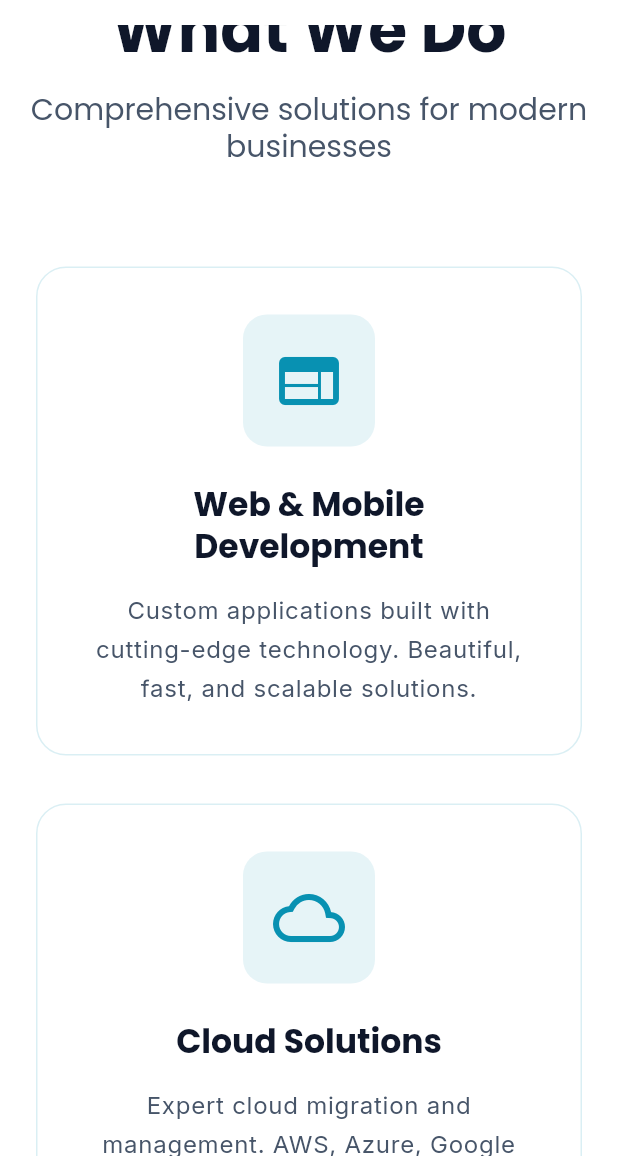
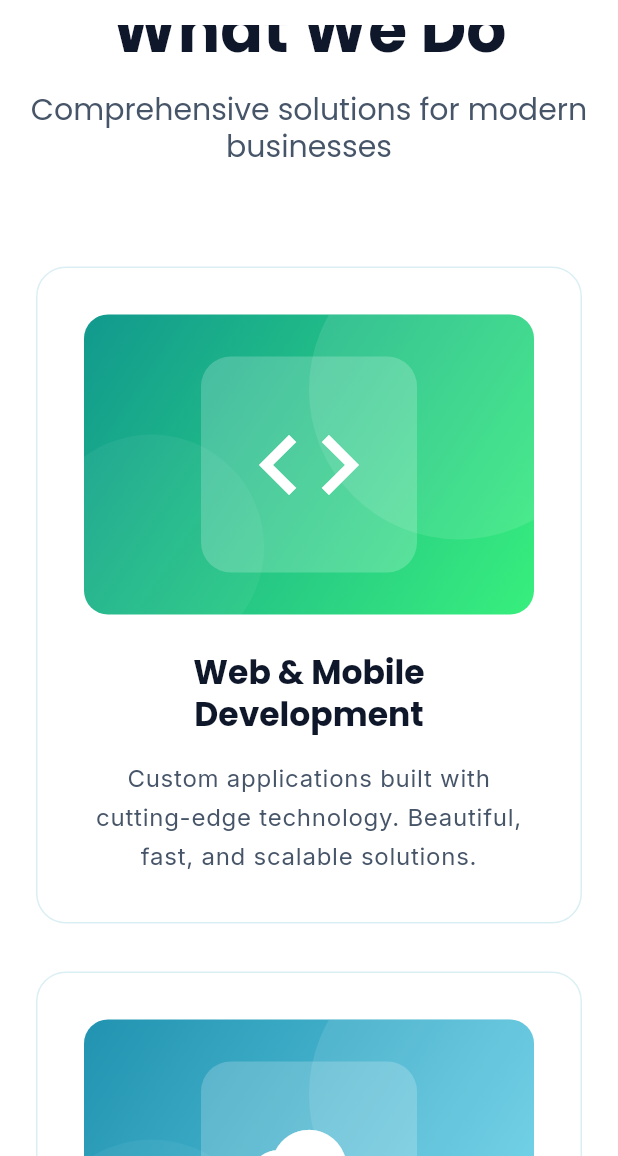
Before and after one commit to mahboob-alam/psei-australia, a Flutter app: the screen it shows after launch, scrolled down 1152 dp, on a phone screen of 412 x 824 dp, the part 80-1236 px from its top. Run offline on Flutter 3.47's test engine with Material 3 defaults, Android fonts, the light colour scheme and no system bars; our stand-ins replace google_fonts, url_strategy.

Commit message:
feat: add beautiful hero images and fix missing icons with offline-first approach

```diff
--- a/lib/pages/about_page.dart
+++ b/lib/pages/about_page.dart
@@ -1,6 +1,7 @@
 import 'package:flutter/material.dart';
 import '../app_theme.dart';
 import '../utils/responsive.dart';
+import '../widgets/hero_image.dart';
 
 class AboutPage extends StatelessWidget {
   const AboutPage({super.key});
@@ -50,6 +51,15 @@ class AboutPage extends StatelessWidget {
       ),
       child: Column(
         children: [
+          // Add hero image
+          ConstrainedBox(
+            constraints: const BoxConstraints(maxWidth: 800),
+            child: const HeroImage(
+              type: 'about',
+              height: 300,
+            ),
+          ),
+          const SizedBox(height: 32),
           Text(
             'About PSEI Australia',
             style: Theme.of(context).textTheme.displayMedium,
--- a/lib/pages/contact_page.dart
+++ b/lib/pages/contact_page.dart
@@ -2,6 +2,7 @@ import 'package:flutter/material.dart';
 import 'package:url_launcher/url_launcher.dart';
 import '../app_theme.dart';
 import '../utils/responsive.dart';
+import '../widgets/hero_image.dart';
 
 class ContactPage extends StatefulWidget {
   const ContactPage({super.key});
@@ -63,6 +64,15 @@ class _ContactPageState extends State<ContactPage> {
       ),
       child: Column(
         children: [
+          // Add hero image
+          ConstrainedBox(
+            constraints: const BoxConstraints(maxWidth: 600),
+            child: const HeroImage(
+              type: 'contact',
+              height: 250,
+            ),
+          ),
+          const SizedBox(height: 32),
           Text(
             'Get In Touch',
             style: Theme.of(context).textTheme.displayMedium,
--- a/lib/pages/home_page.dart
+++ b/lib/pages/home_page.dart
@@ -1,6 +1,7 @@
 import 'package:flutter/material.dart';
 import '../app_theme.dart';
 import '../utils/responsive.dart';
+import '../widgets/hero_image.dart';
 
 class HomePage extends StatelessWidget {
   const HomePage({super.key});
@@ -261,18 +262,21 @@ class HomePage extends StatelessWidget {
         'title': 'Web & Mobile Development',
         'description':
             'Custom applications built with cutting-edge technology. Beautiful, fast, and scalable solutions.',
+        'imageType': 'development',
       },
       {
         'icon': Icons.cloud_outlined,
         'title': 'Cloud Solutions',
         'description':
             'Expert cloud migration and management. AWS, Azure, Google Cloud. Secure and cost-effective.',
+        'imageType': 'cloud',
       },
       {
         'icon': Icons.analytics_outlined,
         'title': 'Data Analytics',
         'description':
             'Turn data into insights. Warehousing, reporting, and business intelligence solutions.',
+        'imageType': 'analytics',
       },
     ];
 
@@ -312,17 +316,10 @@ class HomePage extends StatelessWidget {
         padding: const EdgeInsets.all(32.0),
         child: Column(
           children: [
-            Container(
-              padding: const EdgeInsets.all(20),
-              decoration: BoxDecoration(
-                color: AppTheme.primary.withOpacity(0.1),
-                borderRadius: BorderRadius.circular(16),
-              ),
-              child: Icon(
-                service['icon'] as IconData,
-                size: 48,
-                color: AppTheme.primary,
-              ),
+            // Add hero image
+            HeroImage(
+              type: service['imageType'] as String,
+              height: 200,
             ),
             const SizedBox(height: 24),
             Text(
--- a/lib/pages/services_page.dart
+++ b/lib/pages/services_page.dart
@@ -1,6 +1,7 @@
 import 'package:flutter/material.dart';
 import '../app_theme.dart';
 import '../utils/responsive.dart';
+import '../widgets/hero_image.dart';
 
 class ServicesPage extends StatelessWidget {
   const ServicesPage({super.key});
@@ -141,17 +142,14 @@ class ServicesPage extends StatelessWidget {
             child: Column(
               crossAxisAlignment: CrossAxisAlignment.start,
               children: [
-                Container(
-                  padding: const EdgeInsets.all(16),
-                  decoration: BoxDecoration(
-                    color: AppTheme.primary.withOpacity(0.1),
-                    borderRadius: BorderRadius.circular(12),
-                  ),
-                  child: Icon(
-                    service['icon'] as IconData,
-                    size: 40,
-                    color: AppTheme.primary,
-                  ),
+                // Add hero image based on service type
+                HeroImage(
+                  type: service['icon'] == Icons.web
+                      ? 'development'
+                      : service['icon'] == Icons.cloud_outlined
+                          ? 'cloud'
+                          : 'analytics',
+                  height: 180,
                 ),
                 const SizedBox(height: 24),
                 Text(
--- /dev/null
+++ b/lib/widgets/hero_image.dart
@@ -0,0 +1,156 @@
+import 'package:flutter/material.dart';
+import '../app_theme.dart';
+
+class HeroImage extends StatelessWidget {
+  final String type; // 'hero', 'services', 'about', 'contact', 'analytics'
+  final double? height;
+
+  const HeroImage({
+    super.key,
+    required this.type,
+    this.height,
+  });
+
+  @override
+  Widget build(BuildContext context) {
+    return Container(
+      height: height ?? 300,
+      width: double.infinity,
+      decoration: BoxDecoration(
+        gradient: _getGradient(),
+        borderRadius: BorderRadius.circular(16),
+      ),
+      child: Stack(
+        children: [
+          // Decorative circles
+          Positioned(
+            top: -50,
+            right: -50,
+            child: Container(
+              width: 200,
+              height: 200,
+              decoration: BoxDecoration(
+                shape: BoxShape.circle,
+                color: Colors.white.withOpacity(0.1),
+              ),
+            ),
+          ),
+          Positioned(
+            bottom: -30,
+            left: -30,
+            child: Container(
+              width: 150,
+              height: 150,
+              decoration: BoxDecoration(
+                shape: BoxShape.circle,
+                color: Colors.white.withOpacity(0.05),
+              ),
+            ),
+          ),
+          // Icon overlay
+          Center(
+            child: Container(
+              padding: const EdgeInsets.all(32),
+              decoration: BoxDecoration(
+                color: Colors.white.withOpacity(0.2),
+                borderRadius: BorderRadius.circular(20),
+              ),
+              child: Icon(
+                _getIcon(),
+                size: 80,
+                color: Colors.white,
+              ),
+            ),
+          ),
+        ],
+      ),
+    );
+  }
+
+  LinearGradient _getGradient() {
+    switch (type) {
+      case 'services':
+        return LinearGradient(
+          begin: Alignment.topLeft,
+          end: Alignment.bottomRight,
+          colors: [
+            AppTheme.primary,
+            AppTheme.primaryDark,
+          ],
+        );
+      case 'about':
+        return LinearGradient(
+          begin: Alignment.topLeft,
+          end: Alignment.bottomRight,
+          colors: [
+            AppTheme.accent,
+            AppTheme.primary,
+          ],
+        );
+      case 'contact':
+        return LinearGradient(
+          begin: Alignment.topLeft,
+          end: Alignment.bottomRight,
+          colors: [
+            AppTheme.primaryDark,
+            AppTheme.accent,
+          ],
+        );
+      case 'analytics':
+        return LinearGradient(
+          begin: Alignment.topLeft,
+          end: Alignment.bottomRight,
+          colors: [
+            const Color(0xFF667EEA),
+            const Color(0xFF764BA2),
+          ],
+        );
+      case 'cloud':
+        return LinearGradient(
+          begin: Alignment.topLeft,
+          end: Alignment.bottomRight,
+          colors: [
+            const Color(0xFF2193B0),
+            const Color(0xFF6DD5ED),
+          ],
+        );
+      case 'development':
+        return LinearGradient(
+          begin: Alignment.topLeft,
+          end: Alignment.bottomRight,
+          colors: [
+            const Color(0xFF11998E),
+            const Color(0xFF38EF7D),
+          ],
+        );
+      default: // 'hero'
+        return LinearGradient(
+          begin: Alignment.topLeft,
+          end: Alignment.bottomRight,
+          colors: [
+            AppTheme.primary.withOpacity(0.9),
+            AppTheme.accent.withOpacity(0.9),
+          ],
+        );
+    }
+  }
+
+  IconData _getIcon() {
+    switch (type) {
+      case 'services':
+        return Icons.settings;
+      case 'about':
+        return Icons.people;
+      case 'contact':
+        return Icons.mail;
+      case 'analytics':
+        return Icons.analytics;
+      case 'cloud':
+        return Icons.cloud;
+      case 'development':
+        return Icons.code;
+      default:
+        return Icons.rocket_launch;
+    }
+  }
+}
--- a/pubspec.yaml
+++ b/pubspec.yaml
@@ -20,3 +20,6 @@ dev_dependencies:
 
 flutter:
   uses-material-design: true
+
+  assets:
+    - assets/images/
```
